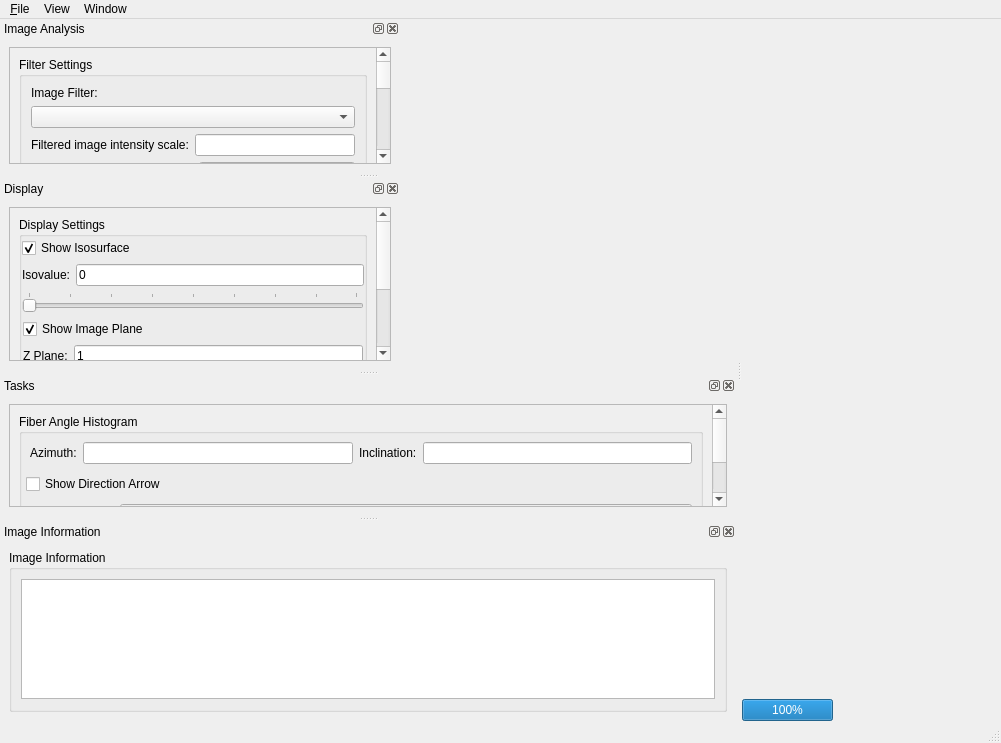
This is apps/FibrinAnalysis/FibrinAnalysis.ui in CISMM/NetworkExtractor as Qt 5 draws it before an edit. The edited form follows.
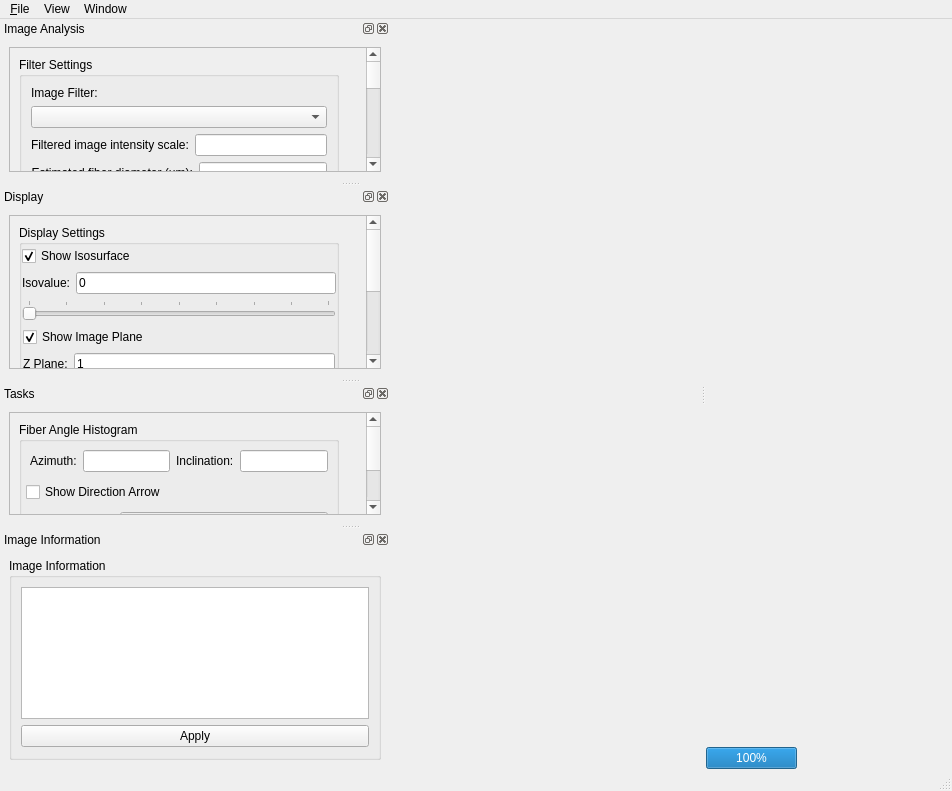
This is the edited form. Custom widgets are drawn as their Qt base class.

Commit message:
2009-08-11  Cory Quammen <cquammen@cs.unc.edu>
   * FibrinAnalysis.cxx: Disconnected handler for image data table because
   nothing needs to be handled. Image spacing is now updated only when the
   Apply button is clicked because resampling to get cubic voxels
   can take too long if it is done immediately after the one dimensions spacing
   is changed. RefreshUI now updates the UI elements controlling visualization
   settings.

   * FibrinAnalysis.ui: Fiddled with control panel window widths so that
   horizontal sliders appear less.

```diff
--- a/apps/FibrinAnalysis/FibrinAnalysis.ui
+++ b/apps/FibrinAnalysis/FibrinAnalysis.ui
@@ -6,8 +6,8 @@
    <rect>
     <x>0</x>
     <y>0</y>
-    <width>1001</width>
-    <height>743</height>
+    <width>952</width>
+    <height>791</height>
    </rect>
   </property>
   <property name="sizePolicy">
@@ -75,7 +75,7 @@
     <rect>
      <x>0</x>
      <y>0</y>
-     <width>1001</width>
+     <width>952</width>
      <height>22</height>
     </rect>
    </property>
@@ -124,20 +124,20 @@
   </widget>
   <widget class="QDockWidget" name="imageAnalysisDockWidget">
    <property name="sizePolicy">
-    <sizepolicy hsizetype="Minimum" vsizetype="Preferred">
+    <sizepolicy hsizetype="Maximum" vsizetype="Preferred">
      <horstretch>0</horstretch>
      <verstretch>0</verstretch>
     </sizepolicy>
    </property>
    <property name="minimumSize">
     <size>
-     <width>340</width>
+     <width>0</width>
      <height>130</height>
     </size>
    </property>
    <property name="maximumSize">
     <size>
-     <width>400</width>
+     <width>390</width>
      <height>524287</height>
     </size>
    </property>
@@ -168,7 +168,7 @@
          <rect>
           <x>0</x>
           <y>0</y>
-          <width>357</width>
+          <width>347</width>
           <height>514</height>
          </rect>
         </property>
@@ -189,7 +189,7 @@
            </property>
            <property name="maximumSize">
             <size>
-             <width>16777215</width>
+             <width>320</width>
              <height>16777215</height>
             </size>
            </property>
@@ -558,20 +558,20 @@
   </widget>
   <widget class="QDockWidget" name="displayDockWidget">
    <property name="sizePolicy">
-    <sizepolicy hsizetype="Minimum" vsizetype="Preferred">
+    <sizepolicy hsizetype="Maximum" vsizetype="Preferred">
      <horstretch>0</horstretch>
      <verstretch>0</verstretch>
     </sizepolicy>
    </property>
    <property name="minimumSize">
     <size>
-     <width>340</width>
+     <width>104</width>
      <height>191</height>
     </size>
    </property>
    <property name="maximumSize">
     <size>
-     <width>400</width>
+     <width>390</width>
      <height>524287</height>
     </size>
    </property>
@@ -594,6 +594,12 @@
     <layout class="QVBoxLayout" name="verticalLayout_6">
      <item>
       <widget class="QScrollArea" name="scrollArea_2">
+       <property name="sizePolicy">
+        <sizepolicy hsizetype="Preferred" vsizetype="Expanding">
+         <horstretch>0</horstretch>
+         <verstretch>0</verstretch>
+        </sizepolicy>
+       </property>
        <property name="widgetResizable">
         <bool>true</bool>
        </property>
@@ -601,16 +607,22 @@
         <property name="geometry">
          <rect>
           <x>0</x>
-          <y>0</y>
-          <width>363</width>
-          <height>325</height>
+          <y>-128</y>
+          <width>347</width>
+          <height>349</height>
          </rect>
         </property>
+        <property name="sizePolicy">
+         <sizepolicy hsizetype="Minimum" vsizetype="Preferred">
+          <horstretch>0</horstretch>
+          <verstretch>0</verstretch>
+         </sizepolicy>
+        </property>
         <layout class="QVBoxLayout" name="verticalLayout_9">
          <item>
           <widget class="QGroupBox" name="displayBox">
            <property name="sizePolicy">
-            <sizepolicy hsizetype="Preferred" vsizetype="Preferred">
+            <sizepolicy hsizetype="Minimum" vsizetype="Preferred">
              <horstretch>0</horstretch>
              <verstretch>0</verstretch>
             </sizepolicy>
@@ -623,7 +635,7 @@
            </property>
            <property name="maximumSize">
             <size>
-             <width>16777215</width>
+             <width>320</width>
              <height>16777215</height>
             </size>
            </property>
@@ -699,6 +711,12 @@
             </item>
             <item>
              <widget class="QSlider" name="isoValueSlider">
+              <property name="maximumSize">
+               <size>
+                <width>16777215</width>
+                <height>16777215</height>
+               </size>
+              </property>
               <property name="toolTip">
                <string>Change the isovalue used to generate the isosurface.</string>
               </property>
@@ -807,7 +825,7 @@
                <property name="margin">
                 <number>0</number>
                </property>
-               <item row="1" column="0">
+               <item row="2" column="0">
                 <widget class="QCheckBox" name="fastRenderingCheckBox">
                  <property name="toolTip">
                   <string extracomment="Enables fast isosurface rendering, but may fail for surfaces with many triangles.">Show/hide faster rendering. Uncheck this if the visualization disappears.</string>
@@ -820,7 +838,7 @@
                  </property>
                 </widget>
                </item>
-               <item row="1" column="1">
+               <item row="2" column="1">
                 <widget class="QCheckBox" name="showDataOutlineCheckBox">
                  <property name="toolTip">
                   <string>Show/hide an outline around the image data.</string>
@@ -849,26 +867,26 @@
                   <property name="margin">
                    <number>0</number>
                   </property>
-                  <item>
-                   <widget class="QLabel" name="keepPlanesLabel">
-                    <property name="toolTip">
-                     <string>Keep this number of planes above and below the image plane when computing the isosurface.</string>
-                    </property>
-                    <property name="text">
-                     <string>Keep Planes Above/Below:</string>
-                    </property>
-                   </widget>
-                  </item>
-                  <item>
-                   <widget class="QLineEdit" name="keepPlanesEdit">
-                    <property name="text">
-                     <string>2</string>
-                    </property>
-                   </widget>
-                  </item>
                  </layout>
                 </widget>
                </item>
+               <item row="1" column="0">
+                <widget class="QLabel" name="keepPlanesLabel">
+                 <property name="toolTip">
+                  <string>Keep this number of planes above and below the image plane when computing the isosurface.</string>
+                 </property>
+                 <property name="text">
+                  <string>Keep Planes Above/Below:</string>
+                 </property>
+                </widget>
+               </item>
+               <item row="1" column="1">
+                <widget class="QLineEdit" name="keepPlanesEdit">
+                 <property name="text">
+                  <string>2</string>
+                 </property>
+                </widget>
+               </item>
               </layout>
              </widget>
             </item>
@@ -925,17 +943,23 @@
     <bool>true</bool>
    </property>
    <property name="sizePolicy">
-    <sizepolicy hsizetype="Preferred" vsizetype="Expanding">
+    <sizepolicy hsizetype="Maximum" vsizetype="Expanding">
      <horstretch>0</horstretch>
      <verstretch>0</verstretch>
     </sizepolicy>
    </property>
    <property name="minimumSize">
     <size>
-     <width>104</width>
+     <width>0</width>
      <height>140</height>
     </size>
    </property>
+   <property name="maximumSize">
+    <size>
+     <width>390</width>
+     <height>524287</height>
+    </size>
+   </property>
    <property name="floating">
     <bool>false</bool>
    </property>
@@ -959,8 +983,8 @@
         <property name="geometry">
          <rect>
           <x>0</x>
-          <y>-40</y>
-          <width>357</width>
+          <y>0</y>
+          <width>347</width>
           <height>187</height>
          </rect>
         </property>
@@ -973,6 +997,12 @@
              <verstretch>0</verstretch>
             </sizepolicy>
            </property>
+           <property name="maximumSize">
+            <size>
+             <width>320</width>
+             <height>16777215</height>
+            </size>
+           </property>
            <property name="title">
             <string>Fiber Angle Histogram</string>
            </property>
@@ -1076,6 +1106,24 @@
    </widget>
   </widget>
   <widget class="QDockWidget" name="imageInformationDockWidget">
+   <property name="sizePolicy">
+    <sizepolicy hsizetype="Maximum" vsizetype="Preferred">
+     <horstretch>0</horstretch>
+     <verstretch>0</verstretch>
+    </sizepolicy>
+   </property>
+   <property name="minimumSize">
+    <size>
+     <width>160</width>
+     <height>239</height>
+    </size>
+   </property>
+   <property name="maximumSize">
+    <size>
+     <width>390</width>
+     <height>524287</height>
+    </size>
+   </property>
    <property name="windowTitle">
     <string>Image Information</string>
    </property>
@@ -1092,6 +1140,12 @@
          <verstretch>0</verstretch>
         </sizepolicy>
        </property>
+       <property name="minimumSize">
+        <size>
+         <width>0</width>
+         <height>0</height>
+        </size>
+       </property>
        <property name="maximumSize">
         <size>
          <width>16777215</width>
@@ -1154,6 +1208,13 @@
           </attribute>
          </widget>
         </item>
+        <item>
+         <widget class="QPushButton" name="applyButton_3">
+          <property name="text">
+           <string>Apply</string>
+          </property>
+         </widget>
+        </item>
        </layout>
       </widget>
      </item>
```
Left out of the diff: 16 changed lines with no effect on the pictures. The commit also changes 2 other files.
